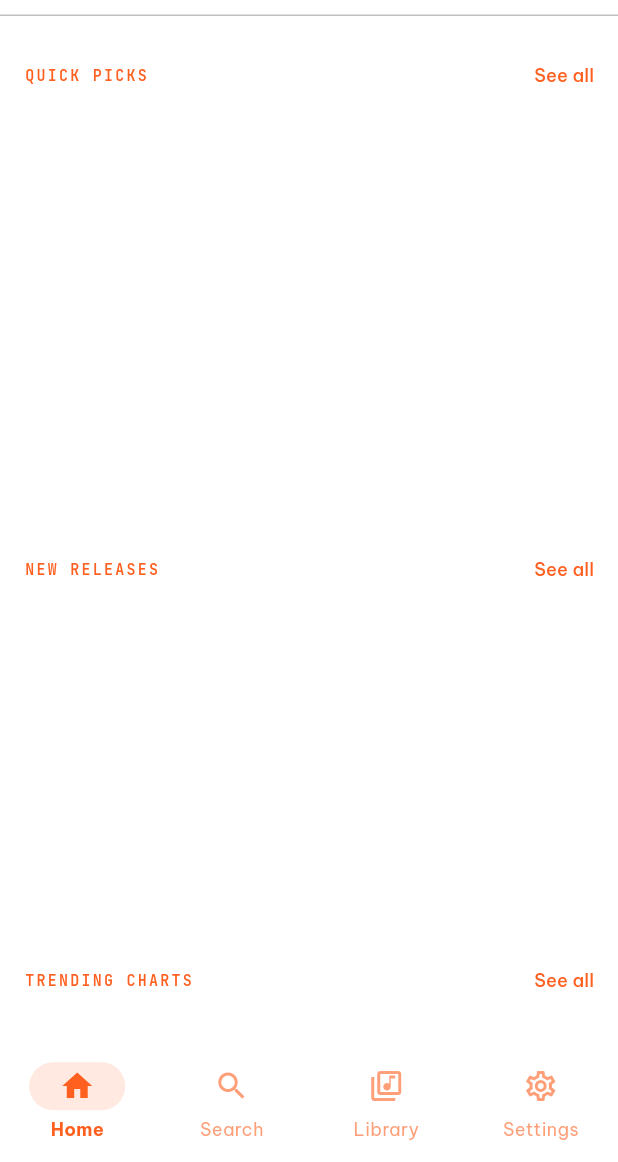
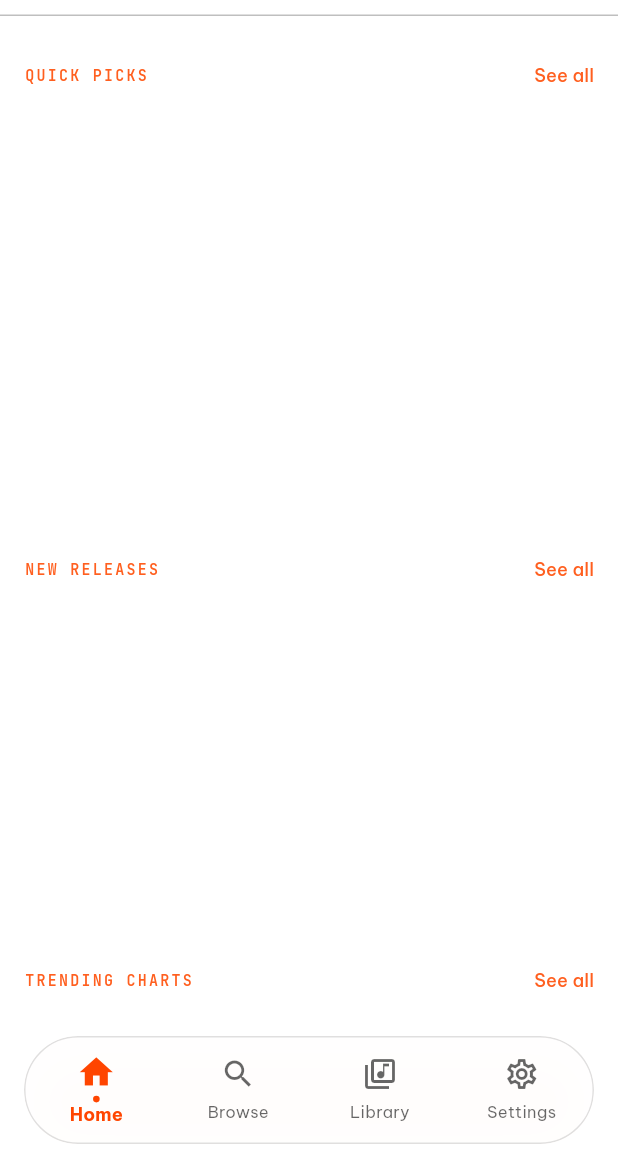
Before and after one commit to wesoftcorp/melodrift, a Flutter app: the screen it shows after launch, on a phone screen of 412 x 824 dp, the part 74-1236 px from its top. Run offline on Flutter 3.47's test engine with Material 3 defaults, Android fonts, the light colour scheme and no system bars; our stand-ins replace audio_service, auto_route, cached_network_image, connectivity_plus, dio, firebase_auth and 11 more; missing offline and left inert: google_mlkit_translation, youtube_explode_dart; accounts and stored records are empty; generated files the repository leaves out were written again.

Commit message:
design: custom floating glass bottom navigation bar throughout the app, matching the design in code.html

```diff
--- a/lib/presentation/screens/main_layout.dart
+++ b/lib/presentation/screens/main_layout.dart
@@ -20,6 +20,7 @@ class MainLayoutScreen extends ConsumerWidget {
     final theme = Theme.of(context);
 
     return AutoTabsScaffold(
+      extendBody: true,
       routes: const [
         HomeRoute(),
         SearchRoute(),
@@ -27,68 +28,148 @@ class MainLayoutScreen extends ConsumerWidget {
         SettingsRoute(),
       ],
       bottomNavigationBuilder: (_, tabsRouter) {
+        final isDark = theme.brightness == Brightness.dark;
         return Column(
           mainAxisSize: MainAxisSize.min,
           children: [
-            if (hasActiveSong) const MiniPlayer(),
-            NavigationBarTheme(
-              data: NavigationBarThemeData(
-                labelTextStyle: WidgetStateProperty.resolveWith((states) {
-                  if (states.contains(WidgetState.selected)) {
-                    return const TextStyle(
-                      color: Color(0xFFFF5F1F),
-                      fontWeight: FontWeight.bold,
-                      fontSize: 12,
-                    );
-                  }
-                  return TextStyle(
-                    color: const Color(0xFFFF5F1F).withOpacity(0.6),
-                    fontSize: 12,
-                  );
-                }),
-                iconTheme: WidgetStateProperty.resolveWith((states) {
-                  if (states.contains(WidgetState.selected)) {
-                    return const IconThemeData(
-                      color: Color(0xFFFF5F1F),
-                    );
-                  }
-                  return IconThemeData(
-                    color: const Color(0xFFFF5F1F).withOpacity(0.6),
-                  );
-                }),
+            if (hasActiveSong)
+              const Padding(
+                padding: EdgeInsets.symmetric(horizontal: 8),
+                child: MiniPlayer(),
               ),
-              child: NavigationBar(
-                selectedIndex: tabsRouter.activeIndex,
-                onDestinationSelected: tabsRouter.setActiveIndex,
-                backgroundColor: theme.colorScheme.surfaceContainerLow,
-                indicatorColor: const Color(0xFFFF5F1F).withAlpha(35),
-                destinations: const [
-                  NavigationDestination(
-                    icon: Icon(Icons.home_outlined),
-                    selectedIcon: Icon(Icons.home),
-                    label: 'Home',
+            Padding(
+              padding: const EdgeInsets.fromLTRB(16, 8, 16, 12),
+              child: ClipRRect(
+                borderRadius: BorderRadius.circular(999),
+                child: BackdropFilter(
+                  filter: ImageFilter.blur(sigmaX: 20, sigmaY: 20),
+                  child: Container(
+                    height: 72,
+                    decoration: BoxDecoration(
+                      color: isDark
+                          ? theme.colorScheme.surfaceContainerHigh.withOpacity(0.75)
+                          : theme.colorScheme.surfaceContainerLowest.withOpacity(0.85),
+                      borderRadius: BorderRadius.circular(999),
+                      border: Border.all(
+                        color: theme.colorScheme.outline.withOpacity(0.12),
+                        width: 1,
+                      ),
+                      boxShadow: [
+                        BoxShadow(
+                          color: const Color(0xFFFF5F1F).withOpacity(0.08),
+                          blurRadius: 24,
+                          offset: const Offset(0, 8),
+                        ),
+                      ],
+                    ),
+                    child: Row(
+                      mainAxisAlignment: MainAxisAlignment.spaceAround,
+                      children: [
+                        _buildNavItem(
+                          index: 0,
+                          icon: Icons.home_outlined,
+                          selectedIcon: Icons.home,
+                          label: 'Home',
+                          tabsRouter: tabsRouter,
+                          theme: theme,
+                        ),
+                        _buildNavItem(
+                          index: 1,
+                          icon: Icons.search_outlined,
+                          selectedIcon: Icons.search,
+                          label: 'Browse',
+                          tabsRouter: tabsRouter,
+                          theme: theme,
+                        ),
+                        _buildNavItem(
+                          index: 2,
+                          icon: Icons.library_music_outlined,
+                          selectedIcon: Icons.library_music,
+                          label: 'Library',
+                          tabsRouter: tabsRouter,
+                          theme: theme,
+                        ),
+                        _buildNavItem(
+                          index: 3,
+                          icon: Icons.settings_outlined,
+                          selectedIcon: Icons.settings,
+                          label: 'Settings',
+                          tabsRouter: tabsRouter,
+                          theme: theme,
+                        ),
+                      ],
+                    ),
                   ),
-                  NavigationDestination(
-                    icon: Icon(Icons.search_outlined),
-                    selectedIcon: Icon(Icons.search),
-                    label: 'Search',
-                  ),
-                  NavigationDestination(
-                    icon: Icon(Icons.library_music_outlined),
-                    selectedIcon: Icon(Icons.library_music),
-                    label: 'Library',
-                  ),
-                  NavigationDestination(
-                    icon: Icon(Icons.settings_outlined),
-                    selectedIcon: Icon(Icons.settings),
-                    label: 'Settings',
-                  ),
-                ],
+                ),
               ),
             ),
           ],
         );
       },
+    );
+  }
+
+  Widget _buildNavItem({
+    required int index,
+    required IconData icon,
+    required IconData selectedIcon,
+    required String label,
+    required TabsRouter tabsRouter,
+    required ThemeData theme,
+  }) {
+    final isActive = tabsRouter.activeIndex == index;
+    const activeColor = Color(0xFFFF4500); // Orange-red matching style="color: rgb(255, 69, 0);"
+    final inactiveColor = theme.colorScheme.onSurface.withOpacity(0.6);
+
+    return Expanded(
+      child: GestureDetector(
+        behavior: HitTestBehavior.opaque,
+        onTap: () => tabsRouter.setActiveIndex(index),
+        child: AnimatedScale(
+          scale: isActive ? 1.1 : 1.0,
+          duration: const Duration(milliseconds: 200),
+          curve: Curves.easeOutBack,
+          child: Column(
+            mainAxisSize: MainAxisSize.min,
+            mainAxisAlignment: MainAxisAlignment.center,
+            children: [
+              Stack(
+                alignment: Alignment.center,
+                clipBehavior: Clip.none,
+                children: [
+                  Icon(
+                    isActive ? selectedIcon : icon,
+                    color: isActive ? activeColor : inactiveColor,
+                    size: 24,
+                  ),
+                  if (isActive)
+                    Positioned(
+                      bottom: -6,
+                      child: Container(
+                        width: 4,
+                        height: 4,
+                        decoration: const BoxDecoration(
+                          color: activeColor,
+                          shape: BoxShape.circle,
+                        ),
+                      ),
+                    ),
+                ],
+              ),
+              const SizedBox(height: 5),
+              Text(
+                label,
+                style: TextStyle(
+                  color: isActive ? activeColor : inactiveColor,
+                  fontWeight: isActive ? FontWeight.bold : FontWeight.normal,
+                  fontSize: 11,
+                  letterSpacing: 0.2,
+                ),
+              ),
+            ],
+          ),
+        ),
+      ),
     );
   }
 }
```
